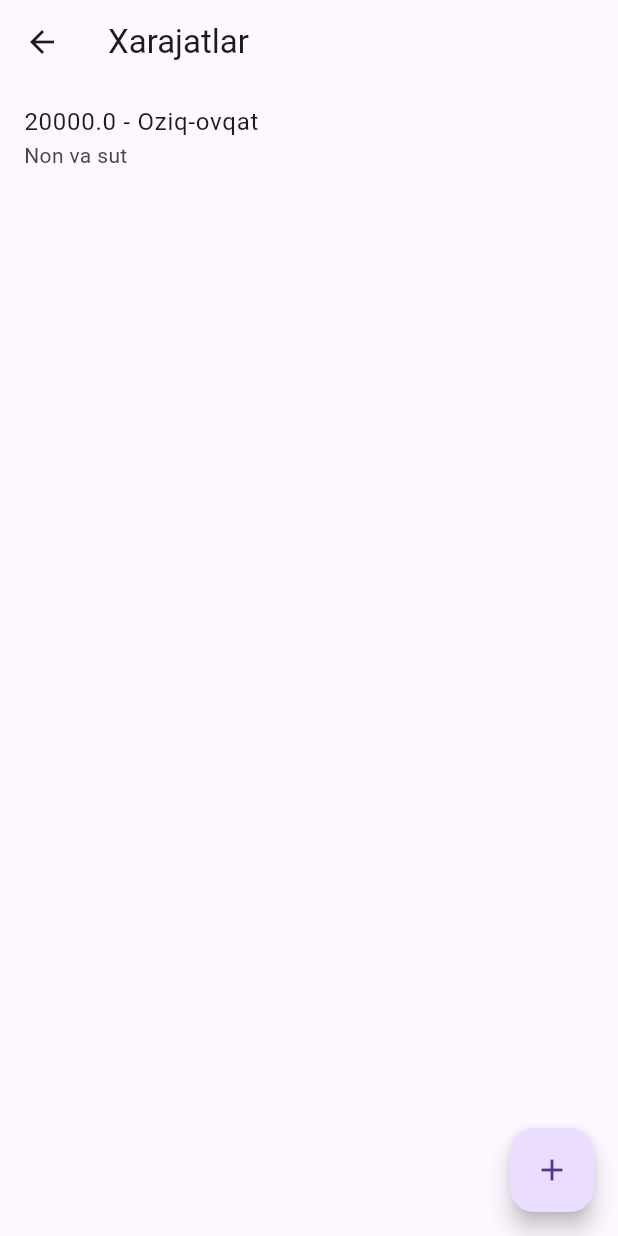
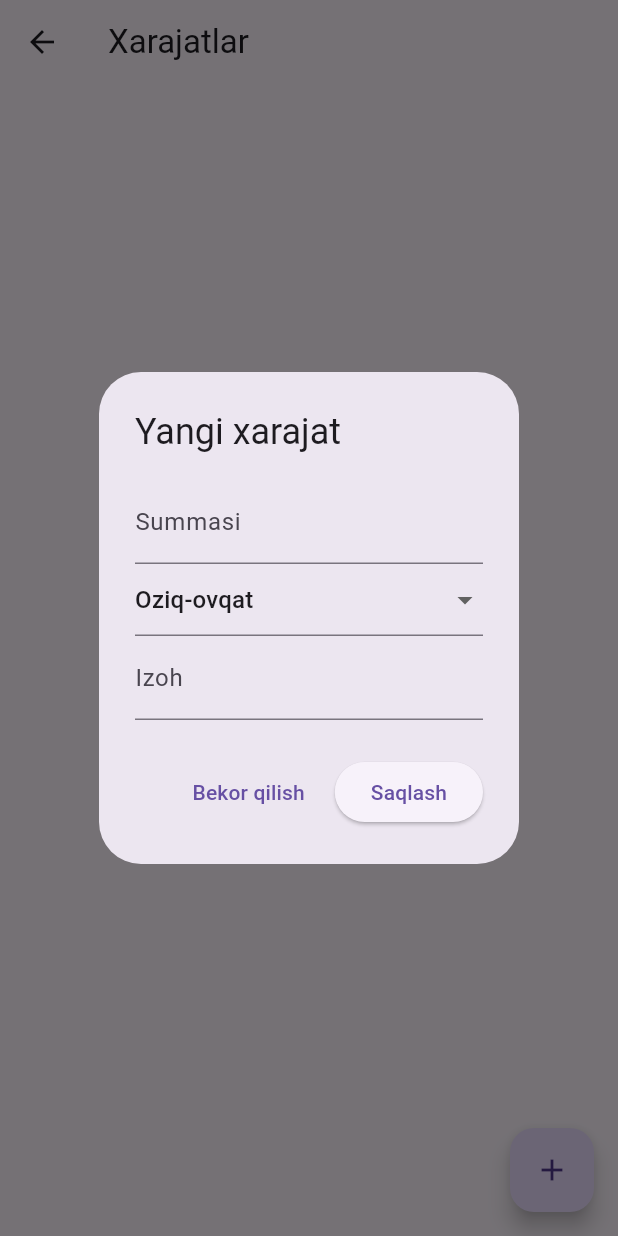
Before and after one commit to AbduraxmonAbdugafurovv/financetracker, a Flutter app: the ExpensePage screen opened directly, after a tap on the "add" icon, on a phone screen of 412 x 824 dp. Run offline on Flutter 3.47's test engine with Material 3 defaults, Android fonts, the phone set to English and light mode, and no system bars; our stand-ins replace cloud_firestore, firebase_auth, firebase_core, flutter_bloc; accounts and stored records are empty.

Commit message:
adding and editing expenses type

```diff
--- a/lib/features/expense/domain/expense_repository.dart
+++ b/lib/features/expense/domain/expense_repository.dart
@@ -1,8 +1,7 @@
 import 'package:financetreckerapp/features/expense/domain/expense.dart';
-
 abstract class ExpenseRepository {
   Future<void> addExpense(Expense expense);
+  Future<List<Expense>> getExpenses();
   Future<void> updateExpense(Expense expense);
   Future<void> deleteExpense(String id);
-  Future<List<Expense>> getExpenses();
 }
--- a/lib/features/expense/presentation/cubit/expence_cubit.dart
+++ b/lib/features/expense/presentation/cubit/expence_cubit.dart
@@ -1,35 +1,45 @@
+import 'package:financetreckerapp/features/expense/data/expense_data_source.dart';
+import 'package:financetreckerapp/features/expense/data/expense_model.dart';
 import 'package:financetreckerapp/features/expense/domain/expense.dart';
-import 'package:financetreckerapp/features/expense/domain/expense_repository.dart';
 import 'package:financetreckerapp/features/expense/presentation/cubit/expence_state.dart';
 import 'package:flutter_bloc/flutter_bloc.dart';
 
+
 class ExpenseCubit extends Cubit<ExpenseState> {
-  final ExpenseRepository repository;
+  final ExpenseRemoteDataSource dataSource;
 
-  ExpenseCubit(this.repository) : super(ExpenseInitial());
+  ExpenseCubit(this.dataSource) : super(ExpenseInitial());
 
   Future<void> loadExpenses() async {
     emit(ExpenseLoading());
-    try {
-      final expenses = await repository.getExpenses();
-      emit(ExpenseLoaded(expenses));
-    } catch (e) {
-      emit(ExpenseError(e.toString()));
-    }
+    final expenses = await dataSource.getExpenses();
+    emit(ExpenseLoaded(expenses));
   }
 
   Future<void> addExpense(Expense expense) async {
-    await repository.addExpense(expense);
+    await dataSource.addExpense(ExpenseModel(
+      id: expense.id,
+      amount: expense.amount,
+      category: expense.category,
+      date: expense.date,
+      note: expense.note,
+    ));
     loadExpenses();
   }
 
   Future<void> updateExpense(Expense expense) async {
-    await repository.updateExpense(expense);
+    await dataSource.updateExpense(ExpenseModel(
+      id: expense.id,
+      amount: expense.amount,
+      category: expense.category,
+      date: expense.date,
+      note: expense.note,
+    ));
     loadExpenses();
   }
 
   Future<void> deleteExpense(String id) async {
-    await repository.deleteExpense(id);
+    await dataSource.deleteExpense(id);
     loadExpenses();
   }
 }
--- a/lib/features/expense/presentation/cubit/expence_state.dart
+++ b/lib/features/expense/presentation/cubit/expence_state.dart
@@ -1,4 +1,3 @@
-
 import 'package:financetreckerapp/features/expense/domain/expense.dart';
 
 abstract class ExpenseState {}
@@ -11,8 +10,7 @@ class ExpenseLoaded extends ExpenseState {
   final List<Expense> expenses;
   ExpenseLoaded(this.expenses);
 }
-
 class ExpenseError extends ExpenseState {
-  final String message;
-  ExpenseError(this.message);
+  final String e;
+  ExpenseError(this.e);
 }
--- a/lib/features/expense/presentation/pages/home.dart
+++ b/lib/features/expense/presentation/pages/home.dart
@@ -1,9 +1,8 @@
-import 'package:financetreckerapp/features/expense/domain/expense.dart';
 import 'package:financetreckerapp/features/expense/presentation/cubit/expence_cubit.dart';
 import 'package:financetreckerapp/features/expense/presentation/cubit/expence_state.dart';
+import 'package:financetreckerapp/features/expense/presentation/widgets/form.dart';
 import 'package:flutter/material.dart';
 import 'package:flutter_bloc/flutter_bloc.dart';
-
 
 class ExpensePage extends StatelessWidget {
   const ExpensePage({super.key});
@@ -20,29 +19,40 @@ class ExpensePage extends StatelessWidget {
             return ListView.builder(
               itemCount: state.expenses.length,
               itemBuilder: (context, index) {
-                final expense = state.expenses[index];
+                final exp = state.expenses[index];
                 return ListTile(
-                  title: Text("${expense.amount} - ${expense.category}"),
-                  subtitle: Text(expense.note),
+                  title: Text("${exp.amount} - ${exp.category}"),
+                  subtitle: Text(exp.note),
+                  trailing: Row(
+                    mainAxisSize: MainAxisSize.min,
+                    children: [
+                      IconButton(
+                        icon: const Icon(Icons.edit),
+                        onPressed: () {
+                          showDialog(
+                            context: context,
+                            builder: (_) => ExpenseForm(expense: exp),
+                          );
+                        },
+                      ),
+                      IconButton(
+                        icon: const Icon(Icons.delete),
+                        onPressed: () {
+                          context.read<ExpenseCubit>().deleteExpense(exp.id);
+                        },
+                      ),
+                    ],
+                  ),
                 );
               },
             );
-          } else {
-            return const Center(child: Text("Xarajatlar yo'q"));
           }
+          return const Center(child: Text("Ma’lumot yo‘q"));
         },
       ),
       floatingActionButton: FloatingActionButton(
         onPressed: () {
-          context.read<ExpenseCubit>().addExpense(
-                Expense(
-                  id: DateTime.now().toString(),
-                  amount: 20000,
-                  category: "Oziq-ovqat",
-                  date: DateTime.now(),
-                  note: "Non va sut",
-                ),
-              );
+          showDialog(context: context, builder: (_) => const ExpenseForm());
         },
         child: const Icon(Icons.add),
       ),
--- /dev/null
+++ b/lib/features/expense/presentation/widgets/form.dart
@@ -0,0 +1,84 @@
+import 'package:financetreckerapp/features/expense/domain/expense.dart';
+import 'package:financetreckerapp/features/expense/presentation/cubit/expence_cubit.dart';
+import 'package:flutter/material.dart';
+import 'package:flutter_bloc/flutter_bloc.dart';
+
+class ExpenseForm extends StatefulWidget {
+  final Expense? expense;
+  const ExpenseForm({super.key, this.expense});
+
+  @override
+  State<ExpenseForm> createState() => _ExpenseFormState();
+}
+
+class _ExpenseFormState extends State<ExpenseForm> {
+  final _formKey = GlobalKey<FormState>();
+  final _amountController = TextEditingController();
+  final _noteController = TextEditingController();
+  String _selectedCategory = "Oziq-ovqat";
+
+  @override
+  void initState() {
+    super.initState();
+    if (widget.expense != null) {
+      _amountController.text = widget.expense!.amount.toString();
+      _noteController.text = widget.expense!.note;
+      _selectedCategory = widget.expense!.category;
+    }
+  }
+
+  @override
+  Widget build(BuildContext context) {
+    return AlertDialog(
+      title: Text(widget.expense == null ? "Yangi xarajat" : "Xarajatni tahrirlash"),
+      content: Form(
+        key: _formKey,
+        child: Column(
+          mainAxisSize: MainAxisSize.min,
+          children: [
+            TextFormField(
+              controller: _amountController,
+              decoration: const InputDecoration(labelText: "Summasi"),
+              keyboardType: TextInputType.number,
+            ),
+            DropdownButtonFormField(
+              value: _selectedCategory,
+              items: ["Oziq-ovqat", "Transport", "Ko'ngilochar", "Kommunal", "Boshqa"]
+                  .map((c) => DropdownMenuItem(value: c, child: Text(c)))
+                  .toList(),
+              onChanged: (val) => setState(() => _selectedCategory = val!),
+            ),
+            TextFormField(
+              controller: _noteController,
+              decoration: const InputDecoration(labelText: "Izoh"),
+            ),
+          ],
+        ),
+      ),
+      actions: [
+        TextButton(
+          onPressed: () => Navigator.pop(context),
+          child: const Text("Bekor qilish"),
+        ),
+        ElevatedButton(
+          onPressed: () {
+            final expense = Expense(
+              id: widget.expense?.id ?? DateTime.now().toString(),
+              amount: double.parse(_amountController.text),
+              category: _selectedCategory,
+              date: DateTime.now(),
+              note: _noteController.text,
+            );
+            if (widget.expense == null) {
+              context.read<ExpenseCubit>().addExpense(expense);
+            } else {
+              context.read<ExpenseCubit>().updateExpense(expense);
+            }
+            Navigator.pop(context);
+          },
+          child: const Text("Saqlash"),
+        ),
+      ],
+    );
+  }
+}
--- a/lib/main.dart
+++ b/lib/main.dart
@@ -1,6 +1,7 @@
 import 'package:financetreckerapp/features/auth/data/auth_data_source.dart';
 import 'package:financetreckerapp/features/auth/presentation/cubit/cubit.dart';
 import 'package:financetreckerapp/features/auth/presentation/pages/sign_in.dart';
+import 'package:financetreckerapp/features/expense/data/expense_data_source.dart';
 import 'package:financetreckerapp/features/expense/data/repository_impl.dart';
 import 'package:financetreckerapp/features/expense/domain/expense_repository.dart';
 import 'package:financetreckerapp/features/expense/presentation/cubit/expence_cubit.dart';
@@ -27,7 +28,7 @@ class MyApp extends StatelessWidget {
         BlocProvider(
           create: (_) => AuthCubit(AuthRepository(fb.FirebaseAuth.instance)),
         ),
-        BlocProvider(create: (_) => ExpenseCubit(FirestoreExpenseRepository())),
+        BlocProvider(create: (_) => ExpenseCubit(ExpenseRemoteDataSource())),
       ],
       child: MaterialApp(
         debugShowCheckedModeBanner: false,
```
Also changed, not shown: lib/features/expense/data/expense_data_source.dart (+12 -11 lines), lib/features/expense/data/expense_model.dart (+18 -18 lines).
